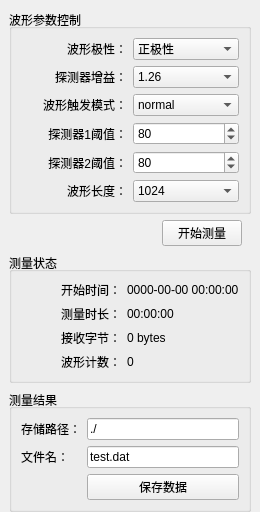
Before: the Qt Designer form waveformmodel.ui in MrXiaomao/Cu_Activation, drawn with Qt 5.
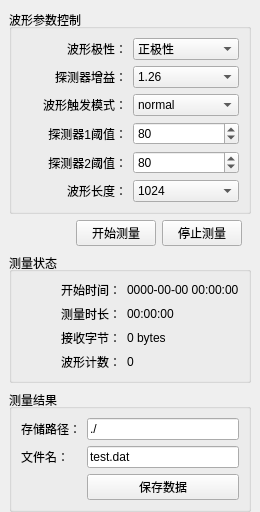
After: the same form once the commit is applied.

Commit message: 1、修复波形测量、能谱测量无法停止等问题。 2、修复能窗自动更新的异常。 3、修复显示最近能谱无更新、重新测量未初始化等问题。 由潘工修改

What changed in the file:
```diff
--- a/waveformmodel.ui
+++ b/waveformmodel.ui
@@ -266,6 +266,13 @@
         </property>
        </widget>
       </item>
+      <item>
+       <widget class="QPushButton" name="pushButton_stop">
+        <property name="text">
+         <string>停止测量</string>
+        </property>
+       </widget>
+      </item>
      </layout>
     </widget>
    </item>
```
The commit also changes 15 other files.
